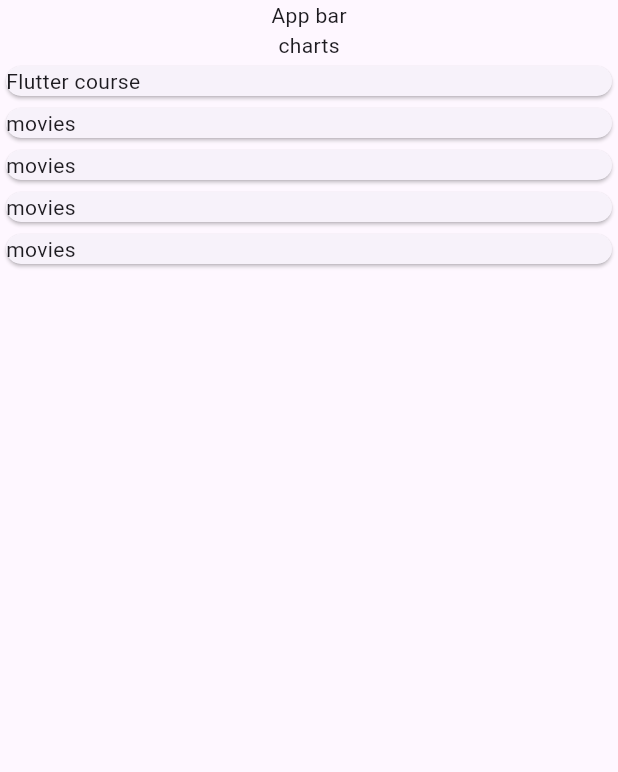
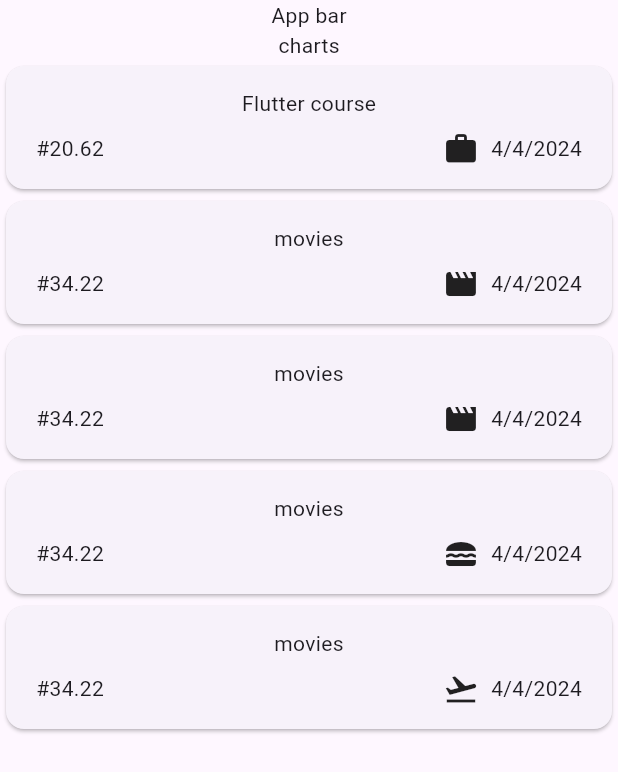
Before and after one commit to Emmanuelmyk/Expense_Tracker, a Flutter app: the screen it shows after launch, on a phone screen of 412 x 824 dp. Shown: the top 772 px of the screen. Run offline on Flutter 3.47's test engine with Material 3 defaults, Android fonts, the phone set to English and light mode, and no system bars.

Commit message:
added flutter icon for each expense category and added date formatter

```diff
--- a/lib/models/expense.dart
+++ b/lib/models/expense.dart
@@ -1,8 +1,18 @@
+import 'package:flutter/material.dart';
 import 'package:uuid/uuid.dart';
+import 'package:intl/intl.dart';
 
+final formatter = DateFormat.yMd();
 const uuid = Uuid();
 
 enum Category { food, travel, leisure, work }
+
+const categoryIcons = {
+  Category.food: Icons.lunch_dining,
+  Category.travel: Icons.flight_takeoff,
+  Category.leisure: Icons.movie,
+  Category.work: Icons.work,
+};
 
 class Expense {
   Expense({
@@ -17,4 +27,8 @@ class Expense {
   final double amount;
   final DateTime date;
   final Category category;
+
+  String get formattedDAte {
+    return formatter.format(date);
+  }
 }
--- a/lib/widgets/expenses.dart
+++ b/lib/widgets/expenses.dart
@@ -17,7 +17,7 @@ class _ExpensesState extends State<Expenses> {
     Expense(
       title: 'Flutter course',
       date: DateTime.now(),
-      amount: 20.22,
+      amount: 20.62355,
       category: Category.work,
     ),
     Expense(
@@ -36,13 +36,13 @@ class _ExpensesState extends State<Expenses> {
       title: 'movies',
       date: DateTime.now(),
       amount: 34.22,
-      category: Category.leisure,
+      category: Category.food,
     ),
     Expense(
       title: 'movies',
       date: DateTime.now(),
       amount: 34.22,
-      category: Category.leisure,
+      category: Category.travel,
     ),
   ];
   @override
--- a/lib/widgets/expenses_list/expense_item.dart
+++ b/lib/widgets/expenses_list/expense_item.dart
@@ -8,7 +8,36 @@ class ExpenseItem extends StatelessWidget {
   @override
   Widget build(BuildContext context) {
     return Card(
-      child: Text(expense.title),
+      child: Padding(
+        padding: const EdgeInsets.symmetric(horizontal: 20, vertical: 15),
+        child: Column(
+          children: [
+            Text(expense.title),
+            const SizedBox(
+              height: 8,
+            ),
+            Row(
+              children: [
+                Text(
+                  '#${expense.amount.toStringAsFixed(2)}',
+                ),
+                const Spacer(),
+                Row(
+                  children: [
+                    Icon(categoryIcons[expense.category]),
+                    const SizedBox(
+                      width: 8,
+                    ),
+                    Text(
+                      expense.formattedDAte,
+                    ),
+                  ],
+                ),
+              ],
+            )
+          ],
+        ),
+      ),
     );
   }
 }
--- a/pubspec.yaml
+++ b/pubspec.yaml
@@ -36,6 +36,7 @@ dependencies:
   # Use with the CupertinoIcons class for iOS style icons.
   cupertino_icons: ^1.0.6
   uuid: ^4.3.3
+  intl: ^0.19.0
 
 dev_dependencies:
   flutter_test:
```
Also changed, not shown: pubspec.lock.
